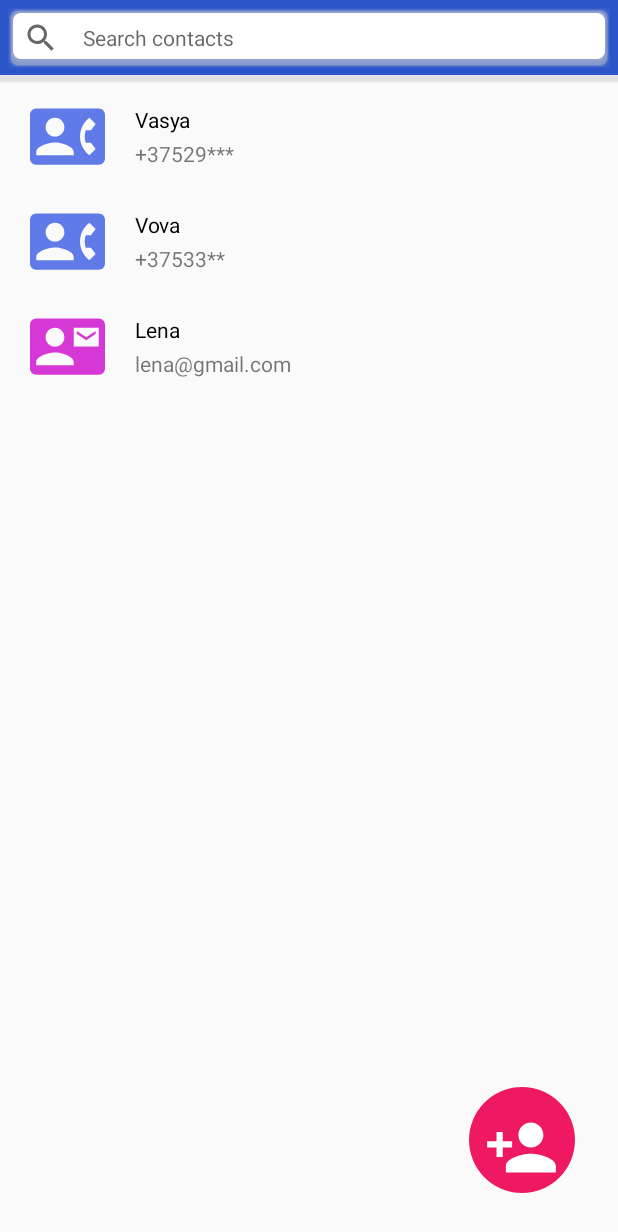
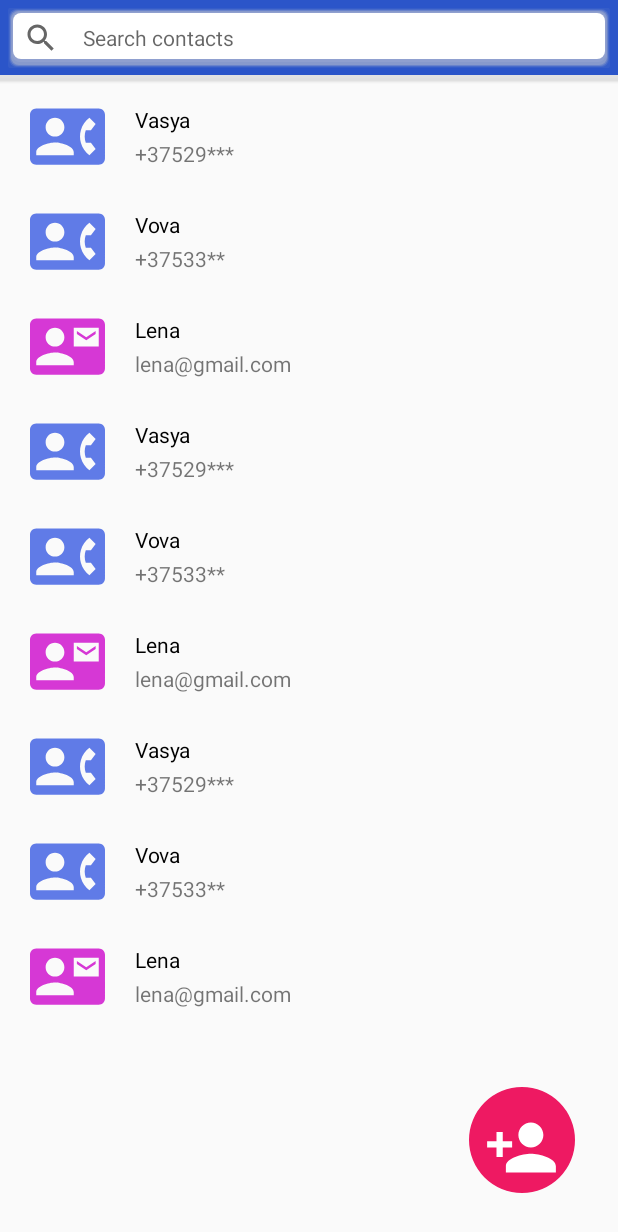
Before and after one commit to alekseyka2000/HomeWork, an Android app: the screen it shows after launch (MainActivity), on a phone screen of 412 x 824 dp. Shown: the top 1232 px of the screen. Run offline under Robolectric (Android 15) with nearby library versions, the phone set to English and light mode, and no system bars.

Commit message:
finish HW 4.1

```diff
--- a/fourhw/src/main/java/com/example/fourhw/MainActivity.kt
+++ b/fourhw/src/main/java/com/example/fourhw/MainActivity.kt
@@ -1,10 +1,12 @@
 package com.example.fourhw
 
 import android.content.Intent
+import android.content.res.Configuration.ORIENTATION_PORTRAIT
 import android.os.Bundle
 import android.view.View
 import androidx.appcompat.app.AppCompatActivity
 import androidx.core.widget.doAfterTextChanged
+import androidx.recyclerview.widget.GridLayoutManager
 import androidx.recyclerview.widget.LinearLayoutManager
 import kotlinx.android.synthetic.main.activity_main.buttonAdd
 import kotlinx.android.synthetic.main.activity_main.emptyListText
@@ -49,7 +51,9 @@ class MainActivity : AppCompatActivity(), CellClickListener {
             recyclerView.visibility = View.VISIBLE
             emptyListText.visibility = View.INVISIBLE
             recyclerView.apply {
-                layoutManager = LinearLayoutManager(activity)
+                layoutManager = if (resources.configuration.orientation == ORIENTATION_PORTRAIT)
+                    LinearLayoutManager(activity)
+                else GridLayoutManager(activity, 2)
                 adapter = RecyclerAdapter(listContact, activity)
             }
         } else {
--- a/fourhw/src/main/java/com/example/fourhw/TelephoneDirectory.kt
+++ b/fourhw/src/main/java/com/example/fourhw/TelephoneDirectory.kt
@@ -19,6 +19,32 @@ object TelephoneDirectory {
             "Lena",
             true,
             "lena@gmail.com"))
+
+        addContact(Person(UUID.randomUUID().toString(),
+            "Vasya",
+            false,
+            "+37529***"))
+        addContact(Person(UUID.randomUUID().toString(),
+            "Vova",
+            false,
+            "+37533**"))
+        addContact(Person(UUID.randomUUID().toString(),
+            "Lena",
+            true,
+            "lena@gmail.com"))
+
+        addContact(Person(UUID.randomUUID().toString(),
+            "Vasya",
+            false,
+            "+37529***"))
+        addContact(Person(UUID.randomUUID().toString(),
+            "Vova",
+            false,
+            "+37533**"))
+        addContact(Person(UUID.randomUUID().toString(),
+            "Lena",
+            true,
+            "lena@gmail.com"))
     }
 
     fun addContact(person: Person) {
```
Also changed, not shown: fourhw/src/main/java/com/example/fourhw/EditContact.kt (+10 -5 lines), fourhw/src/main/res/layout-land/activity_add_contact.xml (added, +67 -0 lines).
